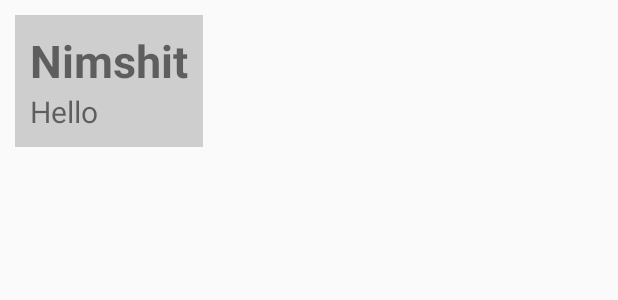
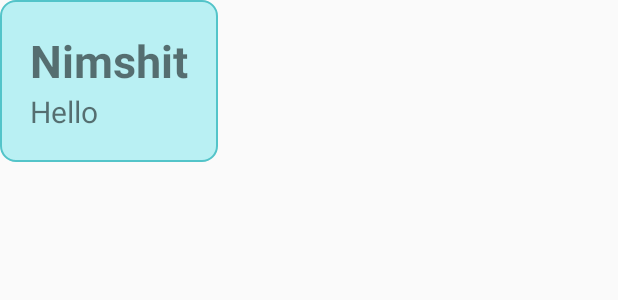
Before and after one commit to nimishsantosh107/Hack-Now, an Android app: the layout news_card.xml on its own in the app's theme, with its tools: preview values and no code run, on a phone screen of 412 x 824 dp. Shown: the top 300 px of the screen. Run offline under Robolectric (Android 15) with nearby library versions, the phone set to English and light mode, and no system bars.

Commit message:
Add card but last one is still hidden behind nav

```diff
--- a/app/src/main/java/com/example/hack_now/ui/newsfeed/NewsFragment.java
+++ b/app/src/main/java/com/example/hack_now/ui/newsfeed/NewsFragment.java
@@ -149,8 +149,6 @@ public class NewsFragment extends Fragment {
             }
         });
 
-        postText.setText("HELO");
-
         try {
             run();
         }
--- /dev/null
+++ b/app/src/main/res/drawable/custom_addpost_button.xml
@@ -0,0 +1,5 @@
+<?xml version="1.0" encoding="utf-8"?>
+<shape xmlns:android="http://schemas.android.com/apk/res/android" android:shape="rectangle">
+    <solid android:color="#65e4ea"/>
+    <corners android:radius="999dp"/>
+</shape>
--- /dev/null
+++ b/app/src/main/res/drawable/custom_donate_button.xml
@@ -0,0 +1,6 @@
+<?xml version="1.0" encoding="utf-8"?>
+<shape xmlns:android="http://schemas.android.com/apk/res/android" android:shape="rectangle">
+
+   <stroke android:color="#009EFD" android:width="1dp"/>
+    <corners android:radius="30dp"/>
+</shape>
--- /dev/null
+++ b/app/src/main/res/drawable/custom_postform.xml
@@ -0,0 +1,7 @@
+<?xml version="1.0" encoding="UTF-8"?>
+<shape xmlns:android="http://schemas.android.com/apk/res/android">
+    <solid android:color="#b9f0f3"/>
+    <stroke android:width="1dp" android:color="#53C4C9" />
+    <corners android:radius="10dp"/>
+    <padding android:left="5dp" android:top="5dp" android:right="5dp" android:bottom="5dp" />
+</shape>
--- a/app/src/main/res/layout/news_card.xml
+++ b/app/src/main/res/layout/news_card.xml
@@ -1,11 +1,13 @@
 <?xml version="1.0" encoding="utf-8"?>
-<RelativeLayout xmlns:android="http://schemas.android.com/apk/res/android"
+<LinearLayout xmlns:android="http://schemas.android.com/apk/res/android"
     android:layout_width="wrap_content"
     android:layout_height="wrap_content"
-    android:background="#cecece"
-    android:padding="10dp"
-    android:layout_margin="10dp"
-    >
+    android:background="@drawable/custom_postform"
+    android:orientation="vertical"
+    android:paddingTop="20dp"
+    android:paddingBottom="20dp"
+    android:paddingLeft="20dp"
+    android:paddingRight="20dp">
 
     <TextView
         android:layout_width="wrap_content"
@@ -21,7 +23,6 @@
         android:layout_height="wrap_content"
         android:id="@+id/desc"
         android:text="Hello"
-        android:textSize="20dp"
-        android:layout_below="@+id/title"/>
+        android:textSize="20dp" />
 
-</RelativeLayout>
+</LinearLayout>
```
Also changed, not shown: app/src/main/res/drawable/custom_postedittext.xml (added, +7 -0 lines), app/src/main/res/layout/business_card.xml (+8 -4 lines), app/src/main/res/layout/fragment_news.xml (+40 -15 lines).
